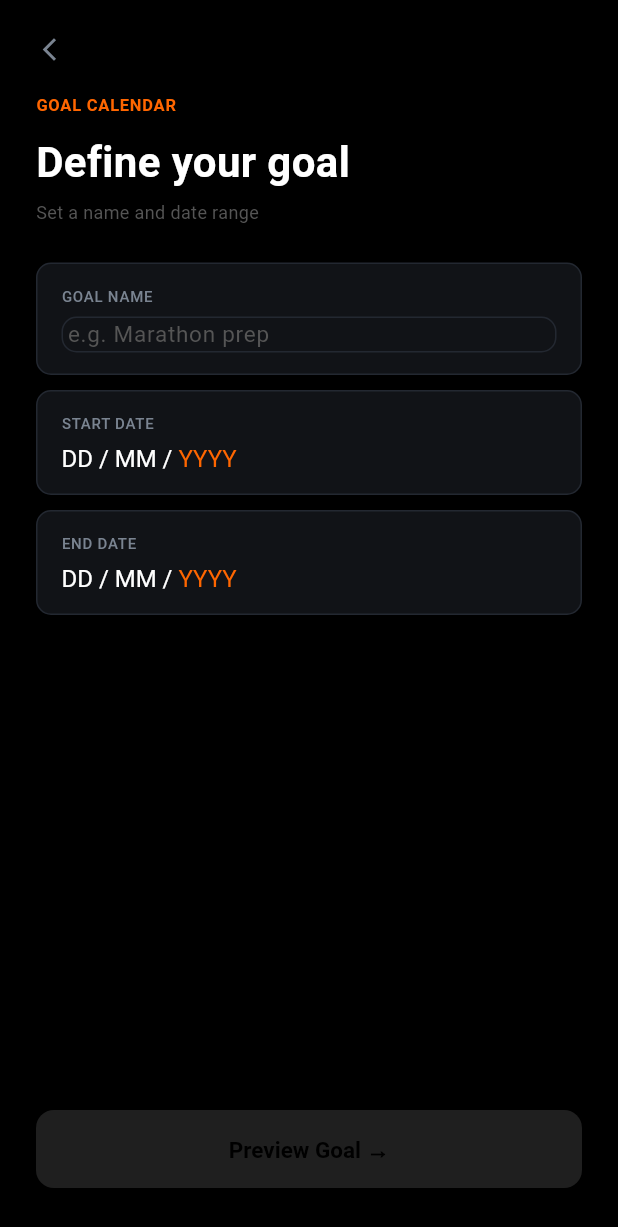
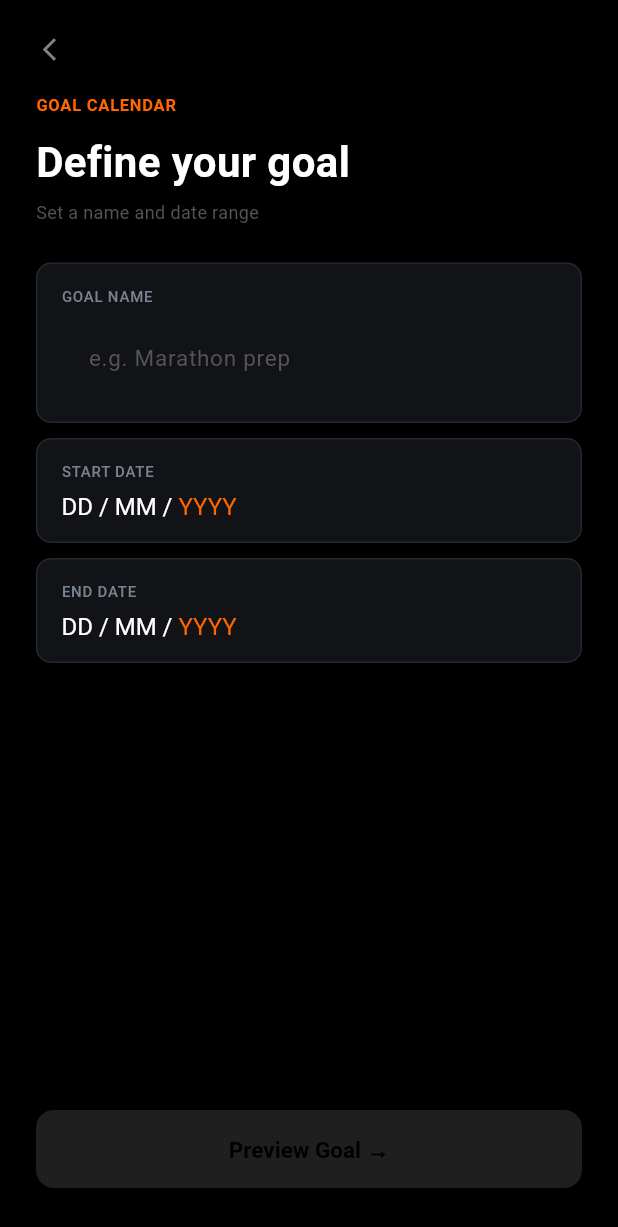
Before and after one commit to navedsayyed/DotDays, a Flutter app: the GoalInputScreen screen opened by its route, on a phone screen of 412 x 824 dp. Shown: the top 1227 px of the screen. Run offline on Flutter 3.47's test engine with Material 3 defaults, Android fonts, the phone set to English and light mode, and no system bars; our stand-ins replace flutter_riverpod, go_router, shared_preferences; missing offline and left inert: wallpaper_manager_flutter, workmanager; accounts and stored records are empty; Roboto replaces fonts that are missing (SF Pro Display).

Commit message:
color error solve

```diff
--- a/lib/features/goal/goal_input_screen.dart
+++ b/lib/features/goal/goal_input_screen.dart
@@ -58,7 +58,9 @@ class _GoalInputScreenState extends ConsumerState<GoalInputScreen> {
             onPrimary: AppColors.textPrimary,
             surface: AppColors.surface,
             onSurface: AppColors.textPrimary,
-          ), dialogTheme: const DialogThemeData(backgroundColor: AppColors.surface),
+          ),
+          dialogTheme:
+              const DialogThemeData(backgroundColor: AppColors.surface),
         ),
         child: child!,
       ),
@@ -129,7 +131,11 @@ class _GoalInputScreenState extends ConsumerState<GoalInputScreen> {
                   controller: _nameController,
                   style: const TextStyle(
                       color: AppColors.textPrimary, fontSize: 16),
-                  decoration: const InputDecoration.collapsed(
+                  decoration: const InputDecoration(
+                    isCollapsed: true,
+                    border: InputBorder.none,
+                    enabledBorder: InputBorder.none,
+                    focusedBorder: InputBorder.none,
                     hintText: 'e.g. Marathon prep',
                     hintStyle:
                         TextStyle(color: AppColors.textDisabled, fontSize: 15),
@@ -182,8 +188,8 @@ class _GoalInputScreenState extends ConsumerState<GoalInputScreen> {
               if (_duration > 0) ...[
                 const SizedBox(height: 6),
                 const Text('Duration',
-                    style: TextStyle(
-                        color: AppColors.textDisabled, fontSize: 11)),
+                    style:
+                        TextStyle(color: AppColors.textDisabled, fontSize: 11)),
                 const SizedBox(height: 4),
                 Text(
                   '$_duration days',
@@ -200,9 +206,7 @@ class _GoalInputScreenState extends ConsumerState<GoalInputScreen> {
                 onPressed: !_isValid
                     ? null
                     : () async {
-                        await ref
-                            .read(appSettingsProvider.notifier)
-                            .setGoal(
+                        await ref.read(appSettingsProvider.notifier).setGoal(
                               name: _nameController.text.trim(),
                               start: _startDate!,
                               end: _endDate!,
```
